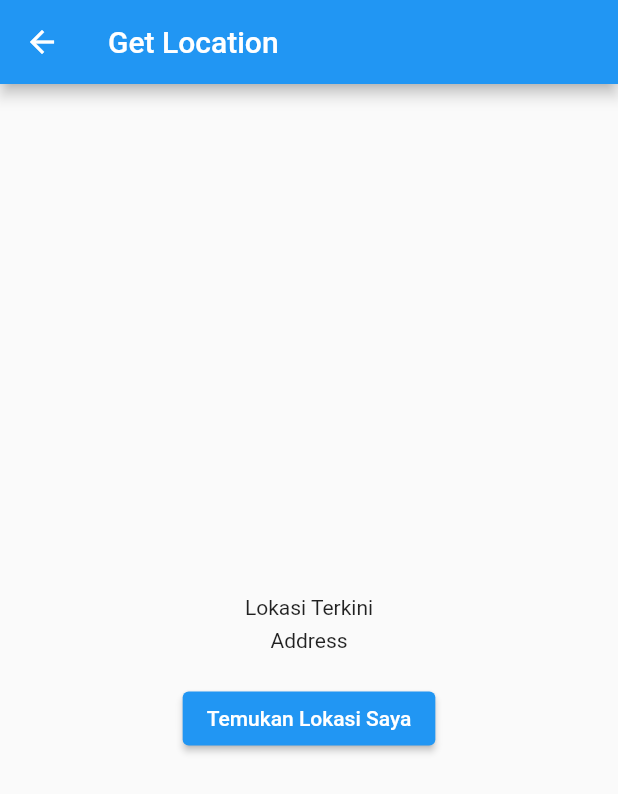
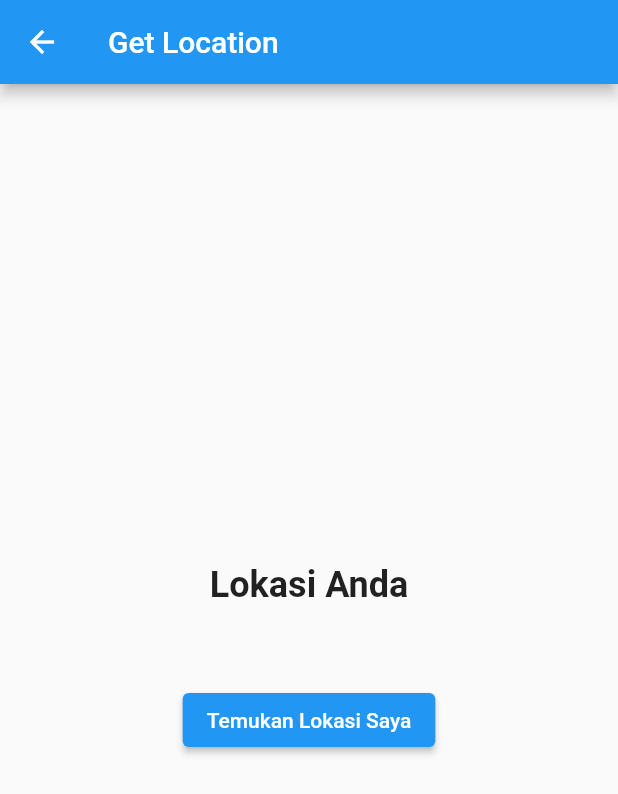
Before and after one commit to alexisngaing/ugd-d-4-hospital, a Flutter app: the GeoLocationPage screen opened directly, on a phone screen of 412 x 824 dp. Shown: the top 794 px of the screen. Run offline on Flutter 3.47's test engine with Material 2 defaults, Android fonts, the phone set to English and light mode, and no system bars; our stand-ins replace flutter_tts, fluttertoast, geocoding, geolocator, grouped_list, ionicons and 3 more; accounts and stored records are empty.

Commit message:
Udah fix GeoLocation

```diff
--- a/lib/View/GeoLocation/geoLocationPage.dart
+++ b/lib/View/GeoLocation/geoLocationPage.dart
@@ -16,7 +16,7 @@ class _GeoLocationState extends State<GeoLocationPage> {
   late bool servicePermission = false;
   late LocationPermission permission;
 
-  String _currentAddress = "Address";
+  String _currentAddress = "";
   Future<Position> _getCurrentLocation() async {
     servicePermission = await Geolocator.isLocationServiceEnabled();
     if (!servicePermission) {
@@ -49,16 +49,24 @@ class _GeoLocationState extends State<GeoLocationPage> {
       appBar: AppBar(
         title: const Text('Get Location'),
       ),
-      body: Align(
-        alignment: Alignment.topCenter,
+      body: Center(
         child: Column(
           mainAxisAlignment: MainAxisAlignment.center,
           children: [
-            const SizedBox(height: 20),
-            const Text("Lokasi Terkini"),
-            const SizedBox(height: 6),
+            Text(
+              "Lokasi Anda",
+              style: TextStyle(
+                fontSize: 24,
+                fontWeight: FontWeight.bold,
+              ),
+            ),
+            SizedBox(
+              height: 6,
+            ),
             Text(_currentAddress),
-            const SizedBox(height: 20),
+            const SizedBox(
+              height: 30,
+            ),
             ElevatedButton(
               onPressed: () async {
                 _currentLoc = await _getCurrentLocation();
```
Also changed, not shown: 5 other files.
